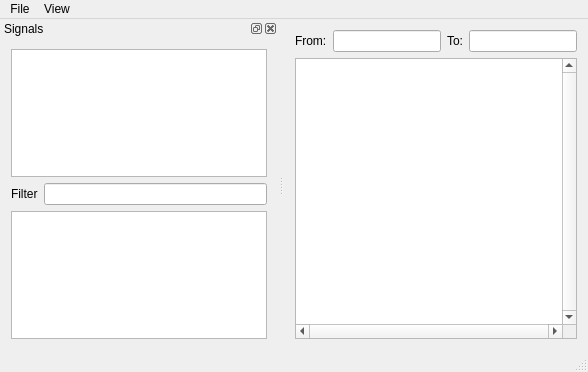
Before: the Qt Designer form src/mainwindow.ui in nturley/tantalum, drawn with Qt 5.
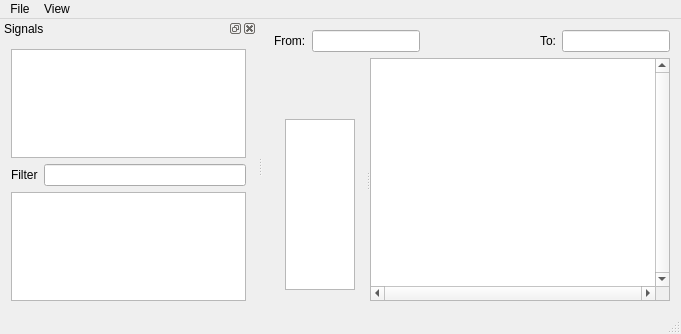
After: the same form once the commit is applied.

Commit message: make left axis list

```diff
--- a/src/mainwindow.ui
+++ b/src/mainwindow.ui
@@ -6,8 +6,8 @@
    <rect>
     <x>0</x>
     <y>0</y>
-    <width>588</width>
-    <height>372</height>
+    <width>681</width>
+    <height>334</height>
    </rect>
   </property>
   <property name="windowTitle">
@@ -79,13 +79,68 @@
      </layout>
     </item>
     <item>
-     <widget class="QGraphicsView" name="graphicsView">
+     <widget class="QSplitter" name="splitter">
+      <property name="sizePolicy">
+       <sizepolicy hsizetype="Expanding" vsizetype="Preferred">
+        <horstretch>0</horstretch>
+        <verstretch>1</verstretch>
+       </sizepolicy>
+      </property>
+      <property name="orientation">
+       <enum>Qt::Horizontal</enum>
+      </property>
+      <widget class="QWidget" name="verticalLayoutWidget">
+       <layout class="QVBoxLayout" name="verticalLayout_5">
+        <item>
+         <spacer name="verticalSpacer">
+          <property name="orientation">
+           <enum>Qt::Vertical</enum>
+          </property>
+          <property name="sizeType">
+           <enum>QSizePolicy::Fixed</enum>
+          </property>
+          <property name="sizeHint" stdset="0">
+           <size>
+            <width>20</width>
+            <height>50</height>
+           </size>
+          </property>
+         </spacer>
+        </item>
+        <item>
+         <widget class="QListView" name="active_signal_list">
       <property name="sizePolicy">
        <sizepolicy hsizetype="Expanding" vsizetype="Expanding">
         <horstretch>0</horstretch>
+            <verstretch>0</verstretch>
+           </sizepolicy>
+          </property>
+          <property name="horizontalScrollBarPolicy">
+           <enum>Qt::ScrollBarAlwaysOff</enum>
+          </property>
+          <property name="alternatingRowColors">
+           <bool>true</bool>
+          </property>
+          <property name="verticalScrollMode">
+           <enum>QAbstractItemView::ScrollPerPixel</enum>
+          </property>
+         </widget>
+        </item>
+       </layout>
+      </widget>
+      <widget class="QGraphicsView" name="graphicsView">
+       <property name="sizePolicy">
+        <sizepolicy hsizetype="Minimum" vsizetype="Expanding">
+         <horstretch>1</horstretch>
         <verstretch>1</verstretch>
        </sizepolicy>
       </property>
+       <property name="minimumSize">
+        <size>
+         <width>300</width>
+         <height>0</height>
+        </size>
+       </property>
       <property name="verticalScrollBarPolicy">
        <enum>Qt::ScrollBarAlwaysOn</enum>
       </property>
@@ -99,6 +154,7 @@
        <enum>QGraphicsView::ScrollHandDrag</enum>
       </property>
      </widget>
+     </widget>
     </item>
    </layout>
   </widget>
@@ -107,8 +163,8 @@
     <rect>
      <x>0</x>
      <y>0</y>
-     <width>588</width>
-     <height>21</height>
+     <width>681</width>
+     <height>20</height>
     </rect>
    </property>
    <widget class="QMenu" name="menuFile">
```
Lines whose indentation alone changed are shown as unchanged. The commit also changes 6 other files.
